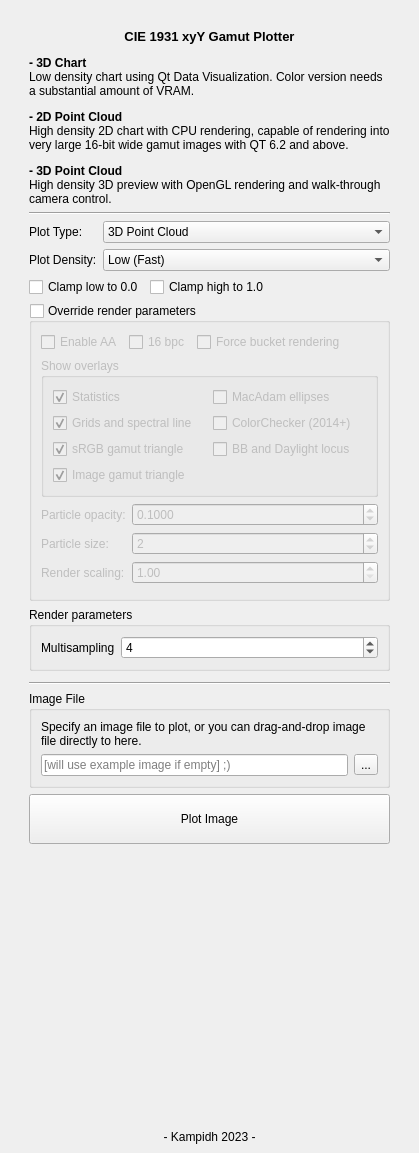
Above: src/mainwindow.ui from kampidh/Color-Gamut-Plotter-QtVer before the change. Below: the same form after it.
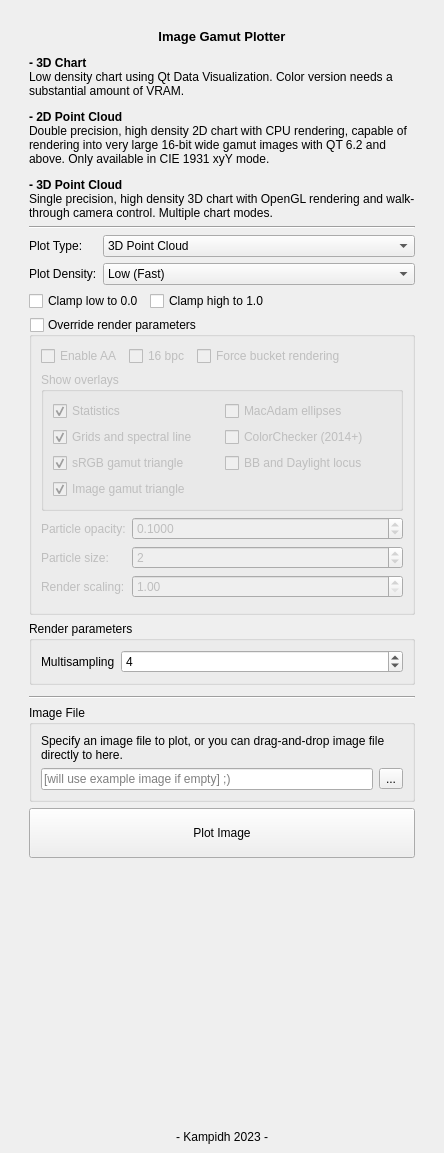
That is the form after the change.

What changed in the file:
```diff
--- a/src/mainwindow.ui
+++ b/src/mainwindow.ui
@@ -62,7 +62,7 @@
          </sizepolicy>
         </property>
         <property name="text">
-         <string>&lt;html&gt;&lt;head/&gt;&lt;body&gt;&lt;p align=&quot;center&quot;&gt;&lt;span style=&quot; font-size:10pt; font-weight:700;&quot;&gt;CIE 1931 xyY Gamut Plotter&lt;/span&gt;&lt;/p&gt;&lt;p&gt;&lt;span style=&quot; font-weight:700;&quot;&gt;- 3D Chart&lt;/span&gt;&lt;br/&gt;Low density chart using Qt Data Visualization. Color version needs a substantial amount of VRAM.&lt;/p&gt;&lt;p&gt;&lt;span style=&quot; font-weight:700;&quot;&gt;- 2D Point Cloud&lt;/span&gt;&lt;br/&gt;High density 2D chart with CPU rendering, capable of rendering into very large 16-bit wide gamut images with QT 6.2 and above.&lt;/p&gt;&lt;p&gt;&lt;span style=&quot; font-weight:700;&quot;&gt;- 3D Point Cloud&lt;/span&gt;&lt;br/&gt;High density 3D preview with OpenGL rendering and walk-through camera control.&lt;/p&gt;&lt;/body&gt;&lt;/html&gt;</string>
+         <string>&lt;html&gt;&lt;head/&gt;&lt;body&gt;&lt;p align=&quot;center&quot;&gt;&lt;span style=&quot; font-size:10pt; font-weight:700;&quot;&gt;Image Gamut Plotter&lt;/span&gt;&lt;/p&gt;&lt;p&gt;&lt;span style=&quot; font-weight:700;&quot;&gt;- 3D Chart&lt;/span&gt;&lt;br/&gt;Low density chart using Qt Data Visualization. Color version needs a substantial amount of VRAM.&lt;/p&gt;&lt;p&gt;&lt;span style=&quot; font-weight:700;&quot;&gt;- 2D Point Cloud&lt;/span&gt;&lt;br/&gt;Double precision, high density 2D chart with CPU rendering, capable of rendering into very large 16-bit wide gamut images with QT 6.2 and above. Only available in CIE 1931 xyY mode.&lt;/p&gt;&lt;p&gt;&lt;span style=&quot; font-weight:700;&quot;&gt;- 3D Point Cloud&lt;/span&gt;&lt;br/&gt;Single precision, high density 3D chart with OpenGL rendering and walk-through camera control. Multiple chart modes.&lt;/p&gt;&lt;/body&gt;&lt;/html&gt;</string>
         </property>
         <property name="alignment">
          <set>Qt::AlignLeading|Qt::AlignLeft|Qt::AlignTop</set>
```
